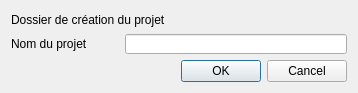
Old version of the form ui/new_project.ui in the repository MathieuChailloux/MitiConnect.
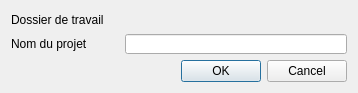
New version of the form. Custom widgets are drawn as their Qt base class.

Commit message: Fix getLinksetGraph call

The edit to the form file:
```diff
--- a/ui/new_project.ui
+++ b/ui/new_project.ui
@@ -38,7 +38,7 @@
       </size>
      </property>
      <property name="text">
-      <string>Dossier de création du projet</string>
+      <string>Dossier de travail</string>
      </property>
      <property name="scaledContents">
       <bool>true</bool>
```
The commit also changes 2 other files.
